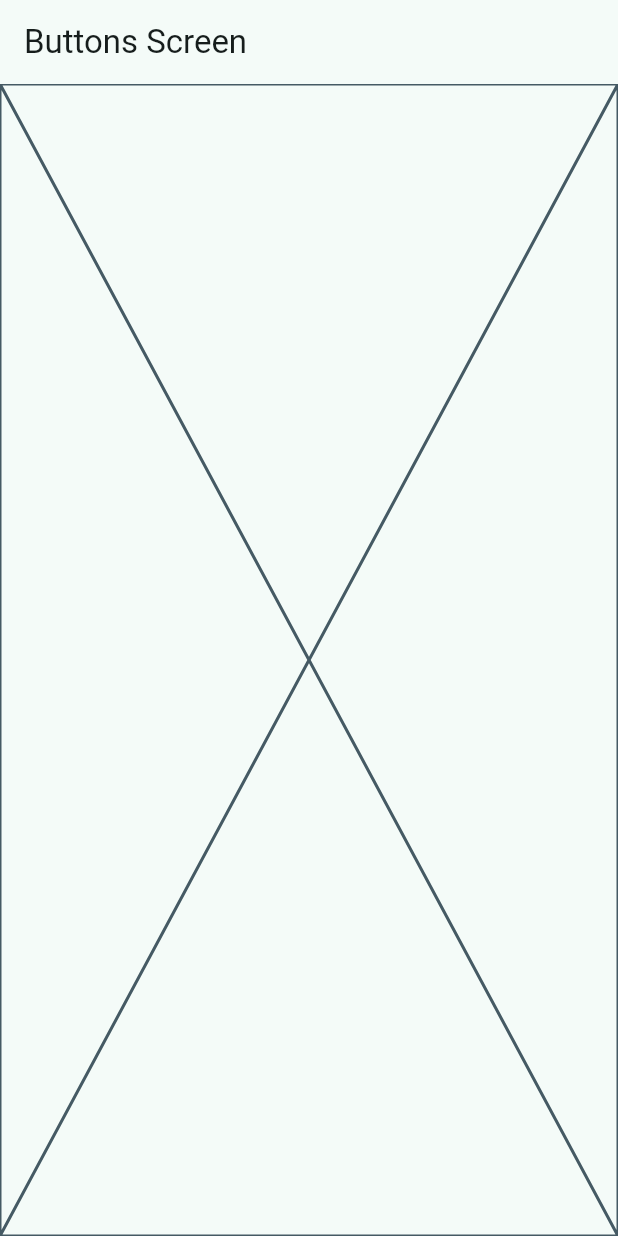
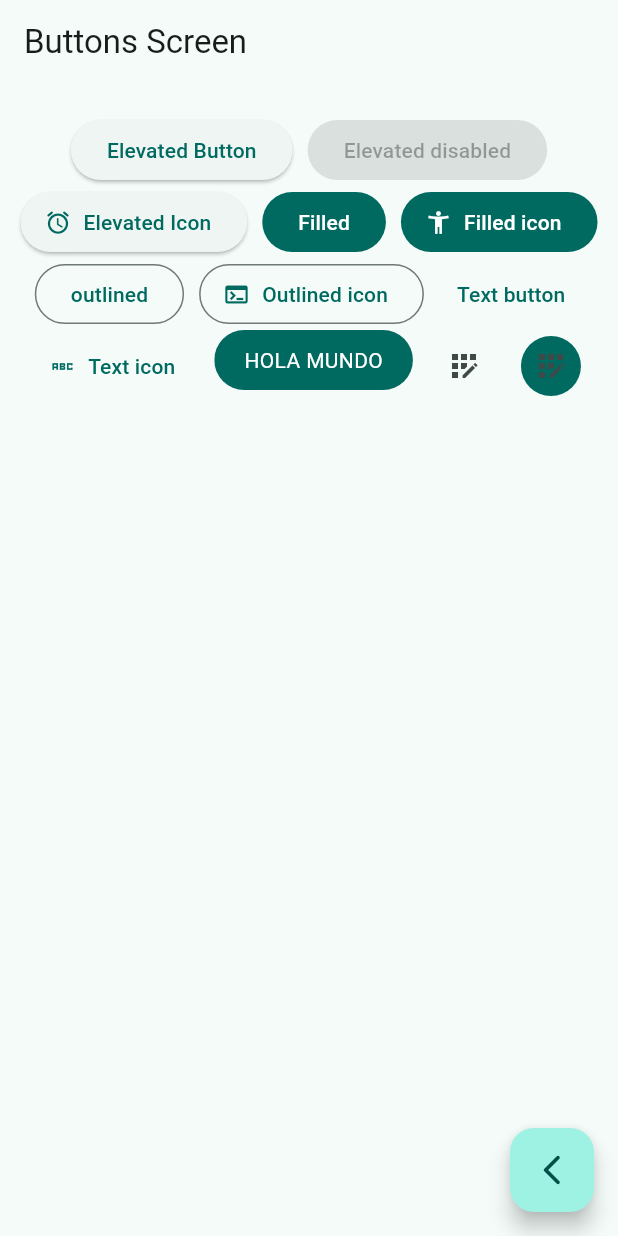
Before and after one commit to mxziino/widgets_app_flutter, a Flutter app: the ButtonsScreen screen opened by its route, on a phone screen of 412 x 824 dp. Run offline on Flutter 3.47's test engine with Material 3 defaults, Android fonts, the phone set to English and light mode, and no system bars; our stand-ins replace go_router.

Commit message:
buttons screen finished

```diff
--- a/lib/presentation/screens/buttons/buttons_screen.dart
+++ b/lib/presentation/screens/buttons/buttons_screen.dart
@@ -1,4 +1,5 @@
 import 'package:flutter/material.dart';
+import 'package:go_router/go_router.dart';
 
 class ButtonsScreen extends StatelessWidget {
   static const String name = 'buttons_screen';
@@ -11,7 +12,106 @@ class ButtonsScreen extends StatelessWidget {
       appBar: AppBar(
         title: const Text('Buttons Screen'),
       ),
-      body: const Placeholder(),
+      body: const _ButtonsView(),
+      floatingActionButton: FloatingActionButton(
+        onPressed: () {
+          context.pop();
+        },
+        child: const Icon(Icons.arrow_back_ios_new_rounded),
+      ),
     );
   }
 }
+
+class _ButtonsView extends StatelessWidget {
+  const _ButtonsView();
+
+  @override
+  Widget build(BuildContext context) {
+    final colors = Theme.of(context).colorScheme;
+    return SizedBox(
+      width: double.infinity,
+      child: Padding(
+        padding: const EdgeInsets.symmetric(horizontal: 10, vertical: 20),
+        child: Wrap(
+          spacing: 10,
+          alignment: WrapAlignment.center,
+          children: [
+            ElevatedButton(
+              onPressed: () {},
+              child: const Text('Elevated Button'),
+            ),
+            const ElevatedButton(
+              onPressed: null,
+              child: Text('Elevated disabled'),
+            ),
+            ElevatedButton.icon(
+              onPressed: () {},
+              icon: const Icon(Icons.access_alarm_rounded),
+              label: const Text('Elevated Icon'),
+            ),
+            FilledButton(
+              onPressed: () {},
+              child: const Text('Filled'),
+            ),
+            FilledButton.icon(
+              label: const Text('Filled icon'),
+              onPressed: () {},
+              icon: const Icon(Icons.accessibility_new),
+            ),
+            OutlinedButton(onPressed: () {}, child: const Text('outlined')),
+            OutlinedButton.icon(
+              label: const Text('Outlined icon'),
+              onPressed: () {},
+              icon: const Icon(Icons.terminal),
+            ),
+            TextButton(onPressed: () {}, child: const Text('Text button')),
+            TextButton.icon(
+              onPressed: () {},
+              icon: const Icon(Icons.abc_sharp),
+              label: const Text('Text icon'),
+            ),
+            const CustomButton(),
+            IconButton(
+              onPressed: () {},
+              icon: const Icon(Icons.app_registration),
+            ),
+            IconButton(
+              onPressed: () {},
+              icon: const Icon(Icons.app_registration),
+              style: ButtonStyle(
+                backgroundColor: MaterialStatePropertyAll(colors.primary),
+              ),
+            ),
+          ],
+        ),
+      ),
+    );
+  }
+}
+
+class CustomButton extends StatelessWidget {
+  const CustomButton({super.key});
+
+  @override
+  Widget build(BuildContext context) {
+    final colors = Theme.of(context).colorScheme;
+
+    return ClipRRect(
+      borderRadius: BorderRadius.circular(20),
+      child: Material(
+        color: colors.primary,
+        child: InkWell(
+          onTap: () {},
+          child: const Padding(
+            padding: EdgeInsets.symmetric(horizontal: 20, vertical: 10),
+            child: Text(
+              'HOLA MUNDO',
+              style: TextStyle(color: Colors.white),
+            ),
+          ),
+        ),
+      ),
+    );
+  }
+}
--- a/lib/presentation/screens/home/home_screen.dart
+++ b/lib/presentation/screens/home/home_screen.dart
@@ -1,7 +1,6 @@
 import 'package:flutter/material.dart';
 import 'package:go_router/go_router.dart';
 import 'package:widgets_app/config/menu/menu_items.dart';
-import 'package:widgets_app/presentation/screens/cards/cards_screen.dart';
 
 class HomeScreen extends StatelessWidget {
   static const String name = 'home_screen';
```
